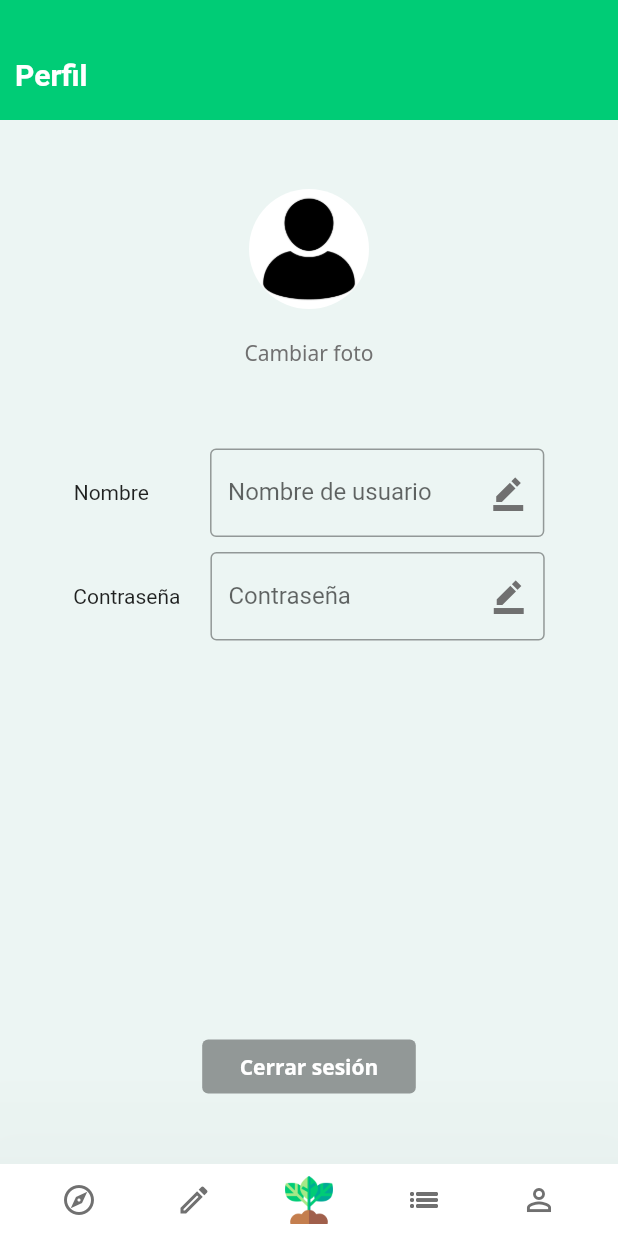
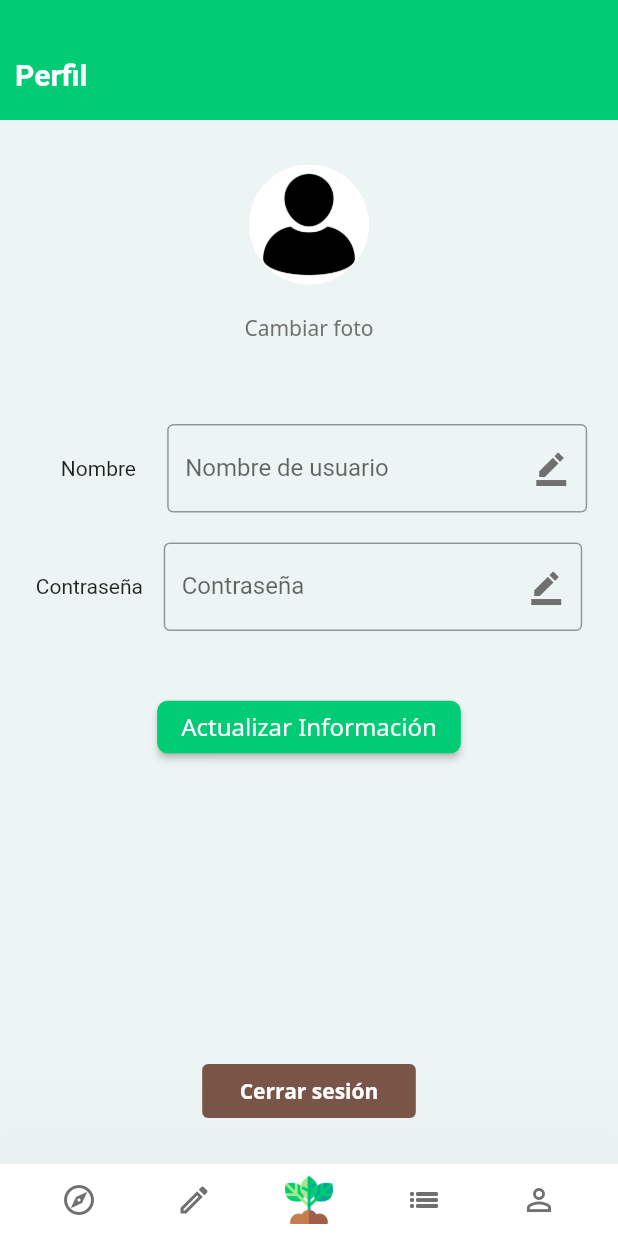
Before and after one commit to DaveAlsina/agro_a_la_mano, a Flutter app: the QuestionHistoryPage screen opened by its route, after a tap on the "person outline" icon, on a phone screen of 412 x 824 dp. Run offline on Flutter 3.47's test engine with Material 2 defaults, Android fonts, the phone set to English and light mode, and no system bars; our stand-ins replace cloud_firestore, file_picker, firebase_auth, firebase_core, firebase_storage, get and 1 more; accounts and stored records are empty; network calls fail; Roboto replaces fonts that are missing (Noto Sans).

Commit message:
devuelta a lo anterior, por metodos no ortodoxos

```diff
--- a/agro_a_la_mano_dev/lib/controllers/authentication_controller.dart
+++ b/agro_a_la_mano_dev/lib/controllers/authentication_controller.dart
@@ -21,6 +21,7 @@ class AuthenticationController extends GetxController {
   void setLogged(bool l) {
     _logged.value = l;
     update();
+    refresh();
   }
 
   AuthenticationController() {
@@ -57,6 +58,9 @@ class AuthenticationController extends GetxController {
     if (response == null) {
       return false;
     } else {
+
+      _fireStoreDatabase = DatabaseService(uid: response.uid!);
+      _fireStoreDatabase.updateUserData(name, email, '');
 
       // en el momento en que se logea o hace signup
       // se habilita el controlador de archivos
--- a/agro_a_la_mano_dev/lib/pages/login_page.dart
+++ b/agro_a_la_mano_dev/lib/pages/login_page.dart
@@ -169,15 +169,18 @@ class _LoginPageState extends State<LoginPage> {
                               fontFamily: textCons.TEXT_FONT_CONST,
                               fontSize: 16),
                         ),
+
                         onPressed: () async {
                           FocusScope.of(context).requestFocus(FocusNode());
                           final form = _formKey.currentState;
                           form!.save();
+
                           if (form.validate()) {
                             bool logged = await _authcontroller.login(
                                 _emailController.text,
                                 _passwordController.text);
                             print(logged);
+
                             if (logged) {
                               // ScaffoldMessenger.of(context).showSnackBar(
                               //     SnackBar(content: Text('User ok')));
@@ -258,7 +261,7 @@ class _LoginPageState extends State<LoginPage> {
                                     recognizer: TapGestureRecognizer()
                                       ..onTap = () {
                                         print('click registrar');
-                                        Get.to(() => SignupPage());
+                                        Get.toNamed('/SignUpPage');
                                       }))
                           ],
                         ),
--- a/agro_a_la_mano_dev/lib/pages/profile_page.dart
+++ b/agro_a_la_mano_dev/lib/pages/profile_page.dart
@@ -18,6 +18,8 @@ import 'package:get/get.dart';
 
 // librerias nuevas desde 12 de Nov
 import 'package:agro_a_la_mano_dev/controllers/files_controller.dart';
+import 'package:agro_a_la_mano_dev/widgets/update_name_password_fields.dart';
+
 
 
 /*
@@ -46,10 +48,12 @@ class _ProfilePageState extends State<ProfilePage> {
     return info[0];
   }
 
+
   @override
     Widget build(BuildContext context) {
       return MaterialApp(
         home: Scaffold(
+          resizeToAvoidBottomInset: false,
           body: Container(
             color: colorCons.BACKGROUND_COLOR,
             child: Column(
@@ -104,96 +108,7 @@ class _ProfilePageState extends State<ProfilePage> {
                     ),
                   ),
 
-                  SizedBox(
-                    height: 40,
-                  ),
-
-                  /*
-                  Nombre y campo para cambiarlo
-                   */
-
-                  Row(
-                      mainAxisAlignment: MainAxisAlignment.center,
-                      crossAxisAlignment: CrossAxisAlignment.center,
-                      children: <Widget>[
-                        SizedBox(
-                          width: 40,
-                        ),
-                        Flexible(
-                          child: Text('Nombre      '),
-                          flex: 2,
-                        ),
-                        SizedBox(
-                          width: 20,
-                        ),
-                        Flexible(
-                          flex: 5,
-                          child: Container(
-                            child: TextField(
-                              controller: _nameController,
-                              decoration: InputDecoration(
-                                border: OutlineInputBorder(),
-                                labelText: "Nombre de usuario",
-                                suffixIcon: Icon(
-                                  Icons.border_color_sharp,
-                                  color: colorCons.GREY_LETTERS_COLOR,
-                                ),
-                              ),
-                            ),
-                          ),
-                        ),
-                        SizedBox(
-                          width: 40,
-                        ),
-                      ]
-                  ),
-
-                  SizedBox(
-                    height: 10,
-                  ),
-
-                  /*
-                  Correo y campo para cambiarlo
-                */
-
-                  Row(
-                      mainAxisAlignment: MainAxisAlignment.center,
-                      crossAxisAlignment: CrossAxisAlignment.center,
-                      children: <Widget>[
-                        SizedBox(
-                          width: 40,
-                        ),
-                        Flexible(
-                          child: Text('Contraseña'),
-                          flex: 2,
-                        ),
-                        SizedBox(
-                          width: 20,
-                        ),
-                        Flexible(
-                          flex: 5,
-                          child: Container(
-                            child: TextField(
-
-                              obscureText: true,
-                              controller: _passwordController,
-                              decoration: InputDecoration(
-                                border: OutlineInputBorder(),
-                                labelText: "Contraseña" ,
-                                suffixIcon: Icon(
-                                  Icons.border_color_sharp,
-                                  color: colorCons.GREY_LETTERS_COLOR,
-                                ),
-                              ),
-                            ),
-                          ),
-                        ),
-
-                        SizedBox(
-                          width: 40,
-                        ),
-                      ]),
-
+                  NameAndPasswordFields(),
                   Spacer(),
                   Spacer(),
 
@@ -202,8 +117,8 @@ class _ProfilePageState extends State<ProfilePage> {
                   Flexible(
                     flex: 1,
                     child: TextButton(
-                      onPressed: () {
-                        _authcontroller.logout();
+                      onPressed: () async{
+                        await _authcontroller.logout();
                       },
                       onLongPress: () => () {},
                       child: Text(
@@ -216,12 +131,13 @@ class _ProfilePageState extends State<ProfilePage> {
                       style: TextButton.styleFrom(
                         padding: EdgeInsets.fromLTRB(25, 5, 25, 5),
                         primary: Colors.white,
-                        backgroundColor: Colors.black38,
+                        backgroundColor: Colors.brown,
                       ),
                     ),
                   ),
                 ]),
           ),
+
           appBar: PreferredSize(
             preferredSize: const Size.fromHeight(80.0),
             child: Container(
--- a/agro_a_la_mano_dev/lib/services/auth.dart
+++ b/agro_a_la_mano_dev/lib/services/auth.dart
@@ -38,9 +38,11 @@ class AuthService {
     try {
       UserCredential user = await _auth.createUserWithEmailAndPassword(
           email: email, password: password);
+
       var myUser = _auth.currentUser;
       await myUser!.updateDisplayName(name);
       print("This is the current user: " + myUser.toString());
+
       return _userFromFirebase(user.user!.uid.toString(), email, name, '');
     } catch (e) {
       print(e.toString());
--- /dev/null
+++ b/agro_a_la_mano_dev/lib/widgets/update_name_password_fields.dart
@@ -0,0 +1,219 @@
+import 'dart:developer';
+
+import 'package:agro_a_la_mano_dev/controllers/authentication_controller.dart';
+import 'package:firebase_core/firebase_core.dart';
+import 'package:flutter/cupertino.dart';
+import 'package:flutter/material.dart';
+import 'package:get/get.dart';
+
+
+import 'package:agro_a_la_mano_dev/stylingConstants/color_constants.dart'
+as colorCons;
+
+import 'package:agro_a_la_mano_dev/stylingConstants/textStyle_constants.dart'
+as textCons;
+
+
+
+//void main() => runApp(GetMaterialApp( home: NameAndPasswordFields(),  ));
+
+
+/*
+void main() async{
+  WidgetsFlutterBinding.ensureInitialized();
+  await Firebase.initializeApp();
+  AuthenticationController auth = Get.put(AuthenticationController());
+  //await Get.put(HistoryController());
+  //await Get.put(NotificationsController());
+
+  runApp(GetMaterialApp(home: Scaffold(body: NameAndPasswordFields()),));
+}
+
+ */
+
+
+class NameAndPasswordFields extends StatefulWidget {
+  const NameAndPasswordFields({Key? key}) : super(key: key);
+
+  @override
+  _NameAndPasswordFieldsState createState() => _NameAndPasswordFieldsState();
+}
+
+class _NameAndPasswordFieldsState extends State<NameAndPasswordFields> {
+
+  AuthenticationController userInfoController = Get.find();
+  final formKey = GlobalKey<FormState>();
+  final passwordController = TextEditingController();
+  final nameController = TextEditingController();
+
+
+
+  @override
+  Widget build(BuildContext context) {
+    return
+       Form(
+
+        key: formKey,
+        child: Column(
+
+          crossAxisAlignment: CrossAxisAlignment.center,
+          mainAxisAlignment: MainAxisAlignment.center,
+          children: <Widget>[
+
+            SizedBox(height: 40,),
+
+            // *************************************
+            // Fila del campo de Nombre de usuario
+            // *************************************
+
+
+            Row(
+              crossAxisAlignment: CrossAxisAlignment.center,
+              mainAxisAlignment: MainAxisAlignment.center,
+              children: <Widget>[
+
+                SizedBox(width: 20,),
+
+                Flexible(
+
+                  child: Text('Nombre      '),
+                  flex: 2,
+                ),
+
+                Flexible(
+                  flex: 5,
+                  child: buildUsername(),
+                ),
+              ],
+            ),
+
+            SizedBox(
+              height: 20,
+            ),
+
+
+            // ******************************************
+            // Fila del campo de contraseña de usuario
+            // ******************************************
+
+            Row(
+              crossAxisAlignment: CrossAxisAlignment.center,
+              mainAxisAlignment: MainAxisAlignment.center,
+              children: <Widget>[
+
+                SizedBox(width: 20,),
+
+                Flexible(
+                    flex: 2,
+                    child: Text("Contraseña    ")
+                ),
+
+                Flexible(
+                  flex: 6,
+                  child: buildPassword(),
+                ),
+
+                SizedBox(width: 20,),
+
+              ],
+            ),
+
+            SizedBox(height: 40,),
+
+            MaterialButton(
+              minWidth: 150.0,
+              height: 35,
+              color: colorCons.GREEN_BUTTON_COLOR,
+              textColor: Colors.white,
+              shape: RoundedRectangleBorder(
+                  borderRadius: BorderRadius.circular(7)),
+              child: Text(
+                'Actualizar Información',
+                style: TextStyle(
+                    fontFamily: textCons.TEXT_FONT_CONST,
+                    fontSize: 16),
+              ),
+              onPressed: ()async{
+
+                  final form = formKey.currentState;
+                  form!.save();
+                  if (form.validate()) {
+                    log("El nombre de usuario y contraseña ingresados son válidos");
+                    await userInfoController.changeUserPassword(passwordController.text);
+                  }
+              }
+            ),
+
+
+
+
+            ],
+        ),
+
+      );
+
+  }
+
+  /* **************************************************
+    Campo de texto para ingresar el nombre de usuario
+   * **************************************************/
+
+  Widget buildUsername() => TextFormField(
+    controller: nameController,
+    decoration: InputDecoration(
+      labelText: "Nombre de usuario",
+      border: OutlineInputBorder(),
+      suffixIcon: Icon(
+        Icons.border_color_sharp,
+        color: colorCons.GREY_LETTERS_COLOR,
+      ),
+    ),
+
+    validator: (value){
+        value = value!.trim();
+
+        if(value.isEmpty) {
+          log("No se va a cambiar el nombre de usuario");
+          return null;
+        }
+
+        if (value.length < 5){
+          return 'Ingrese al menos 5 caractes';
+        }
+
+    },
+
+  );
+
+  /* ********************************************
+      Campo de texto para ingresar la contraseña
+   * ********************************************/
+
+  Widget buildPassword() => TextFormField(
+    controller: passwordController,
+    obscureText: true,
+    decoration: InputDecoration(
+      labelText: "Contraseña",
+      border: OutlineInputBorder(),
+      suffixIcon: Icon(
+        Icons.border_color_sharp,
+        color: colorCons.GREY_LETTERS_COLOR,
+      ),
+
+    ),
+
+    validator: (value) {
+      if (value!.isEmpty) {
+        return "Enter password";
+      } else if (!value.contains(RegExp(r'[A-Z]'))) {
+        return "Debe usar mayusculas, minusculas \n y numeros";
+      } else if (!value.contains(RegExp(r'[0-9]'))) {
+        return "Debe usar numeros";
+      } else if (value.length < 6) {
+        return "Mínimo 6 caracteres";
+      }
+    },
+
+  );
+
+}
```
Also changed, not shown: agro_a_la_mano_dev/lib/main.dart (+11 -0 lines), agro_a_la_mano_dev/lib/services/database.dart (+10 -0 lines), 1 other file.
